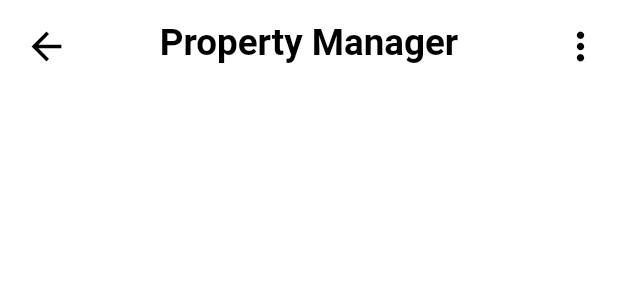
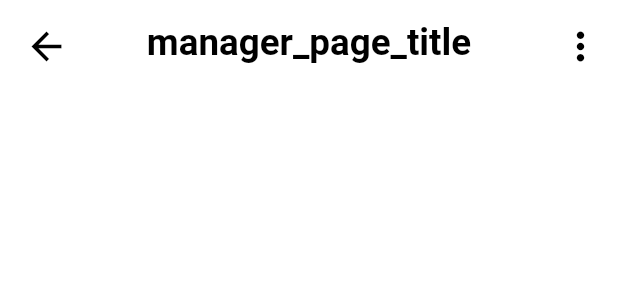
Before and after one commit to basharmestrih/Sorina-Real-Estate-App-Flutter-Laravel-, a Flutter app: the CustomAppBar widget shown alone on an empty page, opened directly, on a phone screen of 412 x 824 dp. Shown: the top 300 px of the screen. Run offline on Flutter 3.47's test engine with Material 3 defaults, Android fonts, the phone set to English and light mode, and no system bars; our stand-ins replace flutter_screenutil, flutter_secure_storage, get, get_storage, logger, salomon_bottom_bar; accounts and stored records are empty; network calls fail; Roboto replaces fonts that are missing (Poppins).

Commit message:
Update Appbar.dart

```diff
--- a/lib/app/modules/homemanagement/view/widgets/Appbar.dart
+++ b/lib/app/modules/homemanagement/view/widgets/Appbar.dart
@@ -1,4 +1,5 @@
 import 'package:flutter/material.dart';
+import 'package:get/get.dart';
 
 class CustomAppBar extends StatelessWidget implements PreferredSizeWidget {
   const CustomAppBar({super.key});
@@ -10,7 +11,7 @@ class CustomAppBar extends StatelessWidget implements PreferredSizeWidget {
       elevation: 0,
       automaticallyImplyLeading: false,
       title:  Text(
-        'Property Manager',
+        'manager_page_title'.tr,
        style: Theme.of(context).textTheme.titleLarge,
       ),
       centerTitle: true,
```
